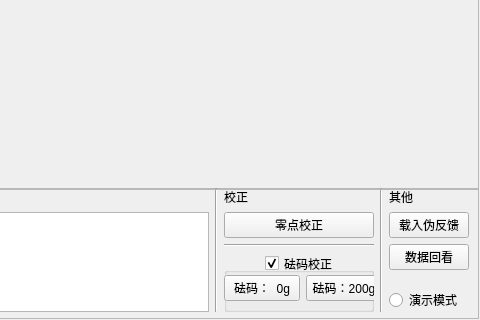
Old version of the form layout/main.ui in the repository listenzcc/zhanghang-pressure-software; both pictures show x 722 to 1202 and y 362 to 682 of the 1202 by 682 pixel window.
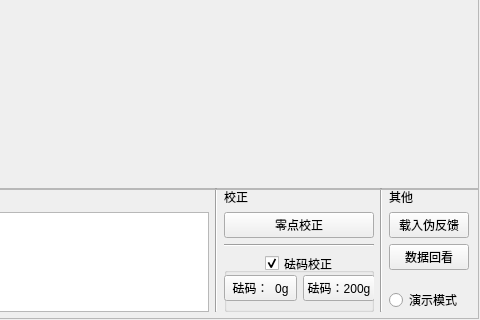
New version of the form.

```diff
--- a/layout/main.ui
+++ b/layout/main.ui
@@ -1309,7 +1309,7 @@
             <rect>
              <x>0</x>
              <y>20</y>
-             <width>158</width>
+             <width>151</width>
              <height>31</height>
             </rect>
            </property>
```
Left out of the diff: 6 changed lines with no effect on the pictures.
